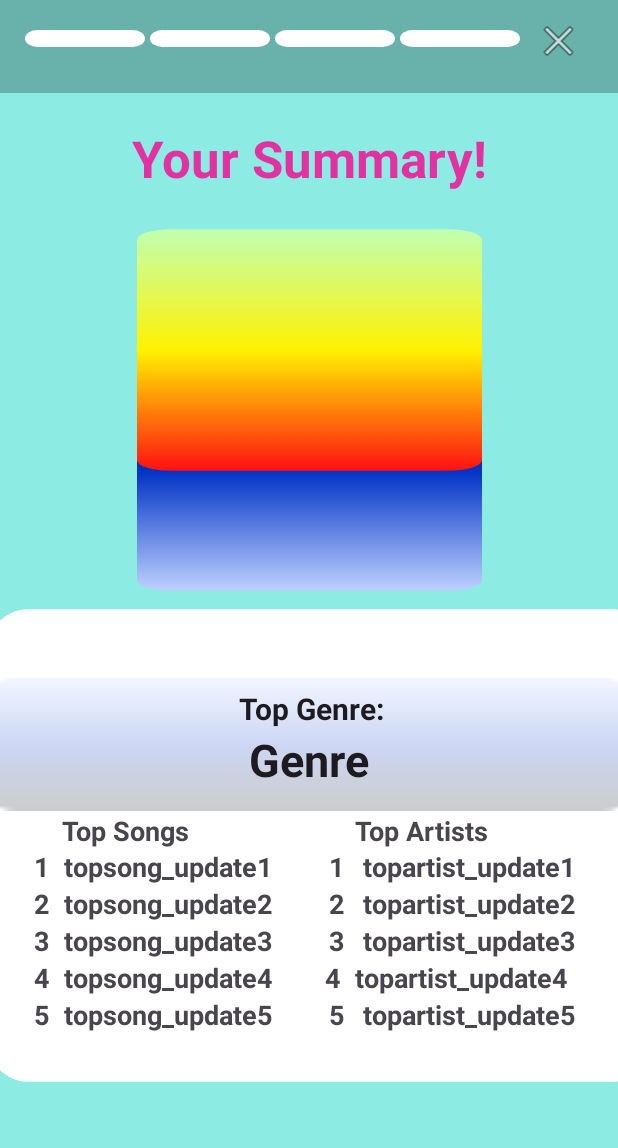
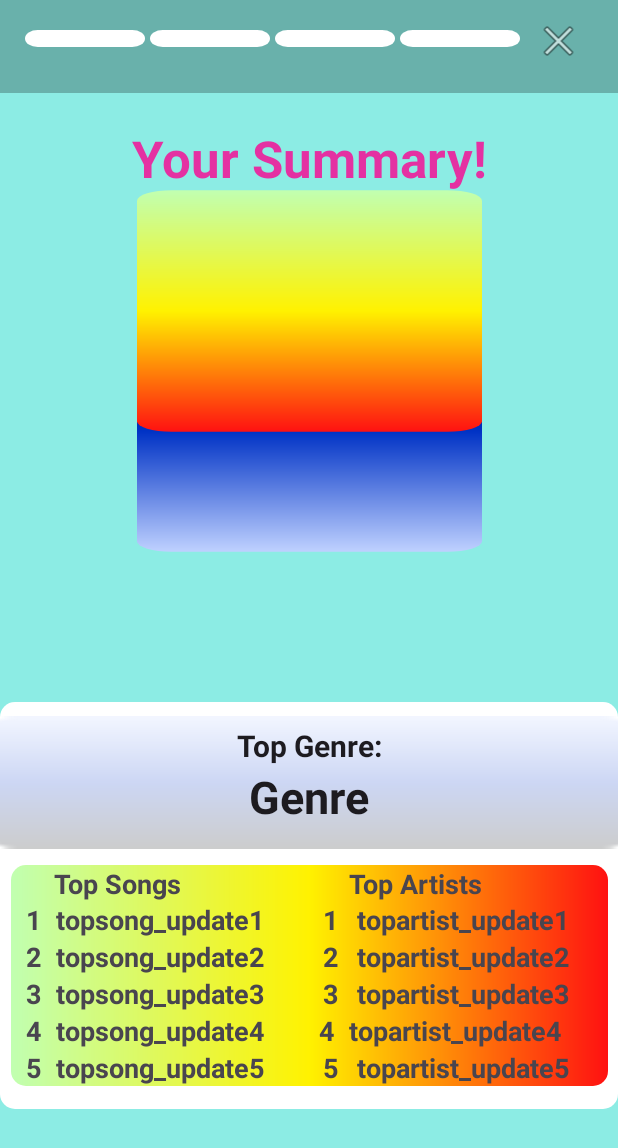
Before and after one commit to tkim602/spotify-wrapped, an Android app: the Summary screen opened directly, with no data from a screen before it, on a phone screen of 412 x 824 dp. Shown: the top 1148 px of the screen. Run offline under Robolectric (Android 15) with nearby library versions, the phone set to English and light mode, and no system bars; our stand-ins replace Room's generated code; libraries missing offline, so code that uses them is left out: org.checkerframework.checker; pictures from the network do not load; 4 statements that could not run were skipped.

Commit message:
updated summary

```diff
--- a/app/src/main/res/layout/summary.xml
+++ b/app/src/main/res/layout/summary.xml
@@ -88,7 +88,6 @@
             android:layout_marginTop="116dp"
             android:layout_marginBottom="60dp"
             android:scaleType="centerCrop"
-            app:layout_constraintBottom_toTopOf="@id/topGenre"
             app:layout_constraintEnd_toEndOf="parent"
             app:layout_constraintHorizontal_bias="0.5"
             app:layout_constraintStart_toStartOf="parent"
@@ -96,89 +95,7 @@
             app:layout_constraintVertical_bias="0.0" />
 
 
-        <TextView
-            android:id="@+id/bluecolor_2"
-            android:layout_width="90dp"
-            android:layout_height="150dp"
-            android:layout_weight="1"
-            android:background="@drawable/gradient"
-            android:rotation="90"
-            android:scaleX="2.3"
-            android:scaleY="3"
-            android:translationX="0dp"
-            android:translationY="-10dp"
-            android:alpha="0.7"
-            app:layout_constraintBottom_toBottomOf="@id/c1"
-            app:layout_constraintEnd_toEndOf="@id/c2"
-            app:layout_constraintStart_toStartOf="@id/c1"
-            />
 
-
-
-        <TextView
-            android:id="@+id/box_color"
-            android:layout_width="90dp"
-            android:layout_height="150dp"
-            android:layout_weight="1"
-            android:background="@drawable/gradient"
-            android:rotation="270"
-            android:scaleX="3.5"
-            android:scaleY="3"
-            android:translationX="0dp"
-            android:translationY="-10dp"
-            android:backgroundTint="@color/white"
-            app:layout_constraintTop_toTopOf="@+id/topGenre"
-            app:layout_constraintBottom_toBottomOf="@id/c1"
-            app:layout_constraintEnd_toEndOf="@id/c2"
-            app:layout_constraintStart_toStartOf="@id/c1"
-            />
-
-        <TextView
-            android:id="@+id/genreColor"
-            android:layout_width="25dp"
-            android:layout_height="150dp"
-            android:layout_weight="1"
-            android:background="@drawable/gradient2"
-            android:rotation="270"
-            android:scaleX="3.5"
-            android:scaleY="3"
-            android:translationX="0dp"
-            android:translationY="-10dp"
-            android:alpha="0.2"
-            app:layout_constraintTop_toTopOf="@+id/genretobeupdated"
-            app:layout_constraintBottom_toBottomOf="@id/genretobeupdated"
-            app:layout_constraintEnd_toEndOf="@id/genretobeupdated"
-            app:layout_constraintStart_toStartOf="@id/genretobeupdated"
-            />
-        <TextView
-            android:id="@+id/topGenre"
-            android:layout_width="wrap_content"
-            android:layout_height="wrap_content"
-            android:layout_marginEnd="156dp"
-            android:layout_marginBottom="312dp"
-            android:text="Top Genre:"
-            android:textAppearance="@style/TextAppearance.AppCompat.Large"
-            android:textSize="20sp"
-            android:textStyle="bold"
-            app:layout_constraintBottom_toBottomOf="parent"
-            app:layout_constraintEnd_toEndOf="parent"
-            app:layout_constraintHorizontal_bias="0.5"
-            app:layout_constraintTop_toBottomOf="@+id/artistImage" />
-        <TextView
-            android:id="@+id/genretobeupdated"
-            android:layout_width="wrap_content"
-            android:layout_height="wrap_content"
-            android:text="Genre"
-            android:textAppearance="@style/TextAppearance.AppCompat.Large"
-            android:textSize="30sp"
-            android:textStyle="bold"
-            android:layout_marginBottom="50dp"
-            app:layout_constraintBottom_toBottomOf="@+id/nextButton"
-            app:layout_constraintEnd_toEndOf="parent"
-            app:layout_constraintStart_toStartOf="parent"
-            app:layout_constraintTop_toBottomOf="@+id/topGenre"
-            app:layout_constraintHorizontal_bias="0.5"
-            app:layout_constraintVertical_bias="0.0" />
         <ImageView
             android:id="@+id/segment4"
             android:layout_width="53dp"
@@ -248,27 +165,80 @@
             app:layout_constraintTop_toBottomOf="@id/summaryHeader"
             app:layout_constraintVertical_bias="0.0" />
 
-        <androidx.cardview.widget.CardView
+        <androidx.constraintlayout.widget.ConstraintLayout
             android:layout_width="wrap_content"
             android:layout_height="wrap_content"
+            app:layout_constraintTop_toBottomOf="@id/artistImage"
             app:layout_constraintStart_toStartOf="parent"
             app:layout_constraintEnd_toEndOf="parent"
-            app:layout_constraintTop_toBottomOf="@id/genretobeupdated"
-            app:layout_constraintBottom_toBottomOf="parent">
-
-        </androidx.cardview.widget.CardView>
-
+            app:layout_constraintBottom_toBottomOf="parent"
+            android:layout_marginTop="35dp"
+            android:backgroundTint="@color/white"
+            android:background="@drawable/gradient2">
+            <TextView
+                android:id="@+id/genreColor"
+                android:layout_width="25dp"
+                android:layout_height="150dp"
+                android:layout_weight="1"
+                android:background="@drawable/gradient2"
+                android:rotation="270"
+                android:scaleX="3.5"
+                android:scaleY="3"
+                android:translationX="0dp"
+                android:translationY="-10dp"
+                android:alpha="0.2"
+                app:layout_constraintTop_toTopOf="@+id/genretobeupdated"
+                app:layout_constraintBottom_toBottomOf="@id/genretobeupdated"
+                app:layout_constraintEnd_toEndOf="@id/genretobeupdated"
+                app:layout_constraintStart_toStartOf="@id/genretobeupdated"
+                />
+            <TextView
+                android:id="@+id/topGenre"
+                android:layout_width="wrap_content"
+                android:layout_height="wrap_content"
+                android:layout_marginTop="15dp"
+                android:text="Top Genre:"
+                android:textAppearance="@style/TextAppearance.AppCompat.Large"
+                android:textSize="20sp"
+                android:textStyle="bold"
+                app:layout_constraintEnd_toEndOf="parent"
+                app:layout_constraintStart_toStartOf="parent"
+                app:layout_constraintTop_toTopOf="parent"
+                app:layout_constraintHorizontal_bias="0.5" />
+            <TextView
+                android:id="@+id/genretobeupdated"
+                android:layout_width="wrap_content"
+                android:layout_height="wrap_content"
+                android:text="Genre"
+                android:textAppearance="@style/TextAppearance.AppCompat.Large"
+                android:textSize="30sp"
+                android:textStyle="bold"
+                app:layout_constraintEnd_toEndOf="parent"
+                app:layout_constraintStart_toStartOf="parent"
+                app:layout_constraintTop_toBottomOf="@+id/topGenre"
+                app:layout_constraintHorizontal_bias="0.5" />
+            <androidx.constraintlayout.widget.ConstraintLayout
+                android:id="@+id/summaryBox"
+                android:layout_width="wrap_content"
+                android:layout_height="wrap_content"
+                app:layout_constraintTop_toBottomOf="@+id/genretobeupdated"
+                app:layout_constraintStart_toStartOf="parent"
+                app:layout_constraintEnd_toEndOf="parent"
+                app:layout_constraintBottom_toBottomOf="parent"
+                android:layout_marginTop="25dp"
+                android:layout_marginStart="10dp"
+                android:layout_marginEnd="10dp"
+                android:layout_marginBottom="15dp"
+                android:background="@drawable/gradient">
                 <androidx.constraintlayout.widget.ConstraintLayout
                     android:id="@+id/c1"
                     android:layout_width="wrap_content"
                     android:layout_height="wrap_content"
                     android:layout_marginHorizontal="10dp"
-            android:layout_marginStart="20dp"
-            android:layout_marginTop="168dp"
-            android:layout_marginEnd="5dp"
                     app:layout_constraintEnd_toStartOf="@+id/c2"
-            app:layout_constraintStart_toStartOf="parent"
-            app:layout_constraintTop_toBottomOf="@+id/artistImage">
+                    app:layout_constraintTop_toTopOf="parent"
+                    app:layout_constraintBottom_toBottomOf="parent"
+                    app:layout_constraintStart_toStartOf="parent">
 
                     <TextView
                         android:id="@+id/TopSongTitle"
@@ -429,11 +399,11 @@
                     android:layout_height="wrap_content"
                     android:layout_marginHorizontal="10dp"
                     android:layout_marginStart="5dp"
-            android:layout_marginTop="168dp"
                     android:layout_marginEnd="5dp"
                     app:layout_constraintEnd_toEndOf="parent"
-            app:layout_constraintStart_toEndOf="@id/c1"
-            app:layout_constraintTop_toBottomOf="@+id/artistImage">
+                    app:layout_constraintTop_toTopOf="parent"
+                    app:layout_constraintBottom_toBottomOf="parent"
+                    app:layout_constraintStart_toEndOf="@id/c1">
 
                     <TextView
                         android:id="@+id/topArtistTitle"
@@ -588,4 +558,8 @@
                 </androidx.constraintlayout.widget.ConstraintLayout>
 
             </androidx.constraintlayout.widget.ConstraintLayout>
+        </androidx.constraintlayout.widget.ConstraintLayout>
+
+
+    </androidx.constraintlayout.widget.ConstraintLayout>
 </LinearLayout>
```
Lines whose indentation alone changed are shown as unchanged.
